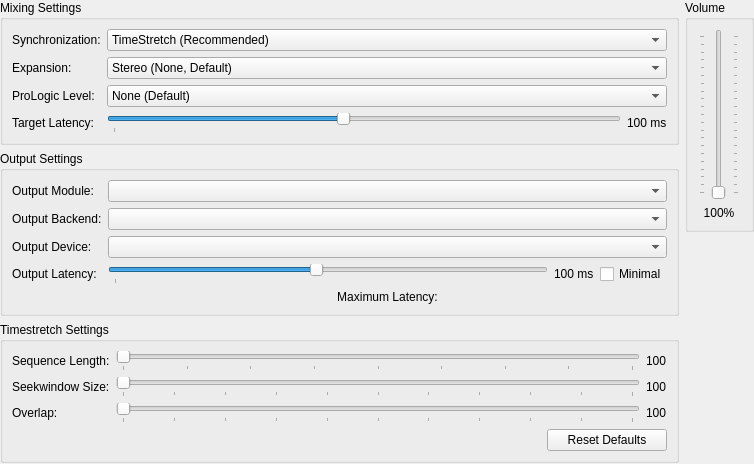
Qt form pcsx2-qt/Settings/AudioSettingsWidget.ui (PCSX2/pcsx2) before a commit.
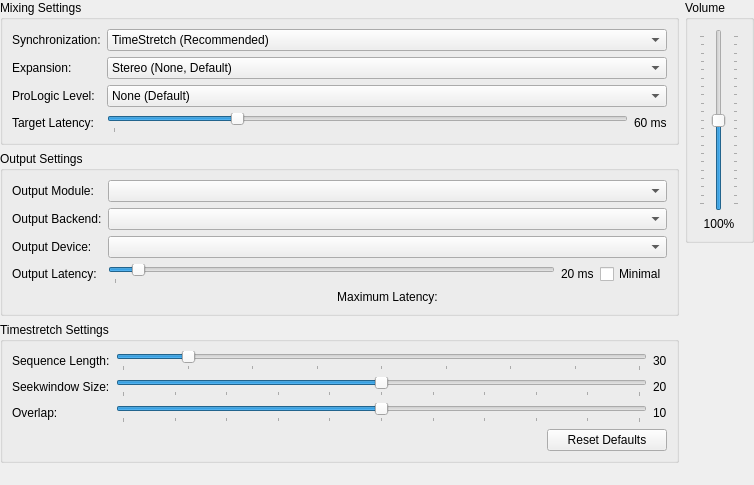
The same form after that commit.

Commit message:
Qt: Lower audio ms + Tooltip (affinity+Cycle skip)
Lowering 100 ms audio latency to 60 ms.
Makes 100 mixing latency with 20 output latency (120) into a new default of 80 ms which is 50% lower but still is enough headroom as 40 ms even for less capable machines is too high.

Adding tooltip for Affinity Control
Changing tooltip for Cycle Skip from None to Disabled as that is a valid option.

What changed in the file:
```diff
--- a/pcsx2-qt/Settings/AudioSettingsWidget.ui
+++ b/pcsx2-qt/Settings/AudioSettingsWidget.ui
@@ -7,7 +7,7 @@
     <x>0</x>
     <y>0</y>
     <width>754</width>
-    <height>464</height>
+    <height>485</height>
    </rect>
   </property>
   <property name="windowTitle">
@@ -49,6 +49,9 @@
           <property name="maximum">
            <number>100</number>
           </property>
+          <property name="value">
+           <number>30</number>
+          </property>
           <property name="orientation">
            <enum>Qt::Horizontal</enum>
           </property>
@@ -63,7 +66,7 @@
         <item>
          <widget class="QLabel" name="sequenceLengthLabel">
           <property name="text">
-           <string>100</string>
+           <string>30</string>
           </property>
          </widget>
         </item>
@@ -86,6 +89,9 @@
           <property name="maximum">
            <number>30</number>
           </property>
+          <property name="value">
+           <number>20</number>
+          </property>
           <property name="orientation">
            <enum>Qt::Horizontal</enum>
           </property>
@@ -100,7 +106,7 @@
         <item>
          <widget class="QLabel" name="seekWindowSizeLabel">
           <property name="text">
-           <string>100</string>
+           <string>20</string>
           </property>
          </widget>
         </item>
@@ -123,6 +129,9 @@
           <property name="maximum">
            <number>15</number>
           </property>
+          <property name="value">
+           <number>10</number>
+          </property>
           <property name="orientation">
            <enum>Qt::Horizontal</enum>
           </property>
@@ -137,7 +146,7 @@
         <item>
          <widget class="QLabel" name="overlapLabel">
           <property name="text">
-           <string>100</string>
+           <string>10</string>
           </property>
          </widget>
         </item>
@@ -201,6 +210,9 @@
           <property name="maximum">
            <number>200</number>
           </property>
+          <property name="value">
+           <number>100</number>
+          </property>
           <property name="orientation">
            <enum>Qt::Vertical</enum>
           </property>
@@ -366,7 +378,7 @@
            <number>200</number>
           </property>
           <property name="value">
-           <number>100</number>
+           <number>60</number>
           </property>
           <property name="orientation">
            <enum>Qt::Horizontal</enum>
@@ -382,7 +394,7 @@
         <item>
          <widget class="QLabel" name="targetLatencyLabel">
           <property name="text">
-           <string>100 ms</string>
+           <string>60 ms</string>
           </property>
          </widget>
         </item>
@@ -425,7 +437,7 @@
            <number>200</number>
           </property>
           <property name="value">
-           <number>100</number>
+           <number>20</number>
           </property>
           <property name="orientation">
            <enum>Qt::Horizontal</enum>
@@ -441,7 +453,7 @@
         <item>
          <widget class="QLabel" name="outputLatencyLabel">
           <property name="text">
-           <string>100 ms</string>
+           <string>20 ms</string>
           </property>
          </widget>
         </item>
```
The commit also changes 3 other files.
